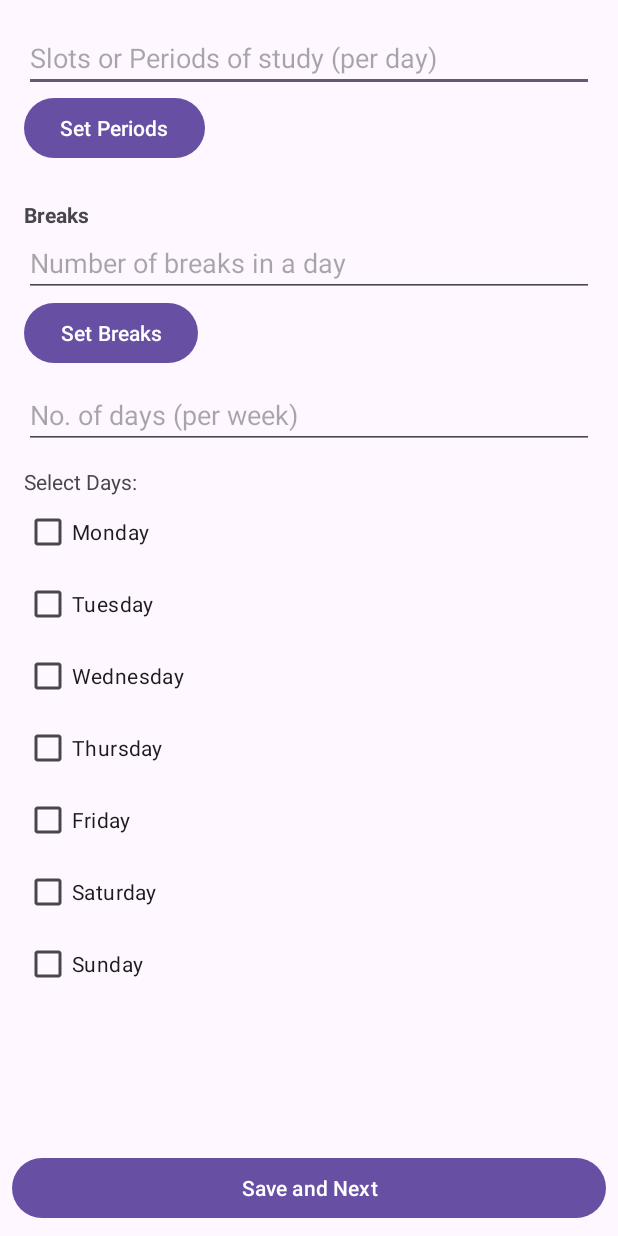
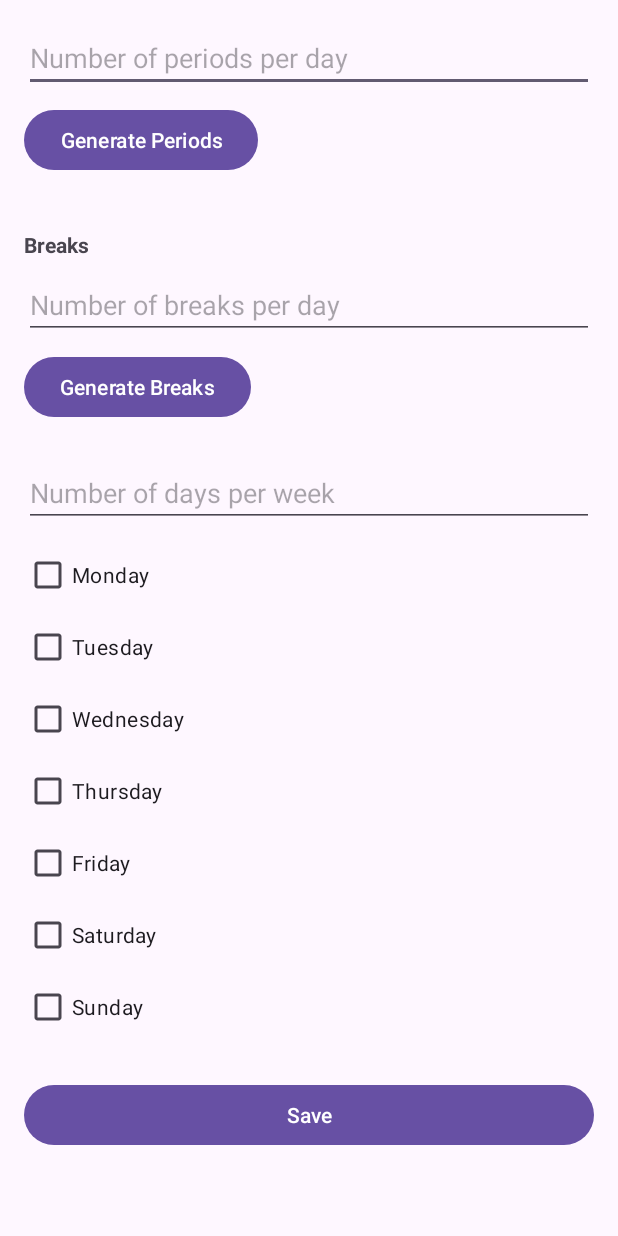
Before and after one commit to balugavade/Timetable_Scheduler1, an Android app: the DaysPeriodsActivity screen opened directly, with no data from a screen before it, on a phone screen of 412 x 824 dp. Run offline under Robolectric (Android 15) with nearby library versions, the phone set to English and light mode, and no system bars.

```diff
--- a/app/src/main/res/layout/activity_days_periods.xml
+++ b/app/src/main/res/layout/activity_days_periods.xml
@@ -1,64 +1,57 @@
 <?xml version="1.0" encoding="utf-8"?>
-<RelativeLayout xmlns:android="http://schemas.android.com/apk/res/android"
+<ScrollView xmlns:android="http://schemas.android.com/apk/res/android"
     android:layout_width="match_parent"
     android:layout_height="match_parent">
 
-    <!-- Scrollable content -->
-    <ScrollView
-        android:id="@+id/scrollView"
-        android:layout_width="match_parent"
-        android:layout_height="match_parent"
-        android:layout_above="@+id/btnSaveTimetable"
-        android:fillViewport="true">
-
     <LinearLayout
-            android:id="@+id/contentLayout"
         android:layout_width="match_parent"
         android:layout_height="wrap_content"
         android:orientation="vertical"
         android:padding="16dp">
 
-            <!-- Periods -->
         <EditText
             android:id="@+id/etPeriodsPerDay"
             android:layout_width="match_parent"
             android:layout_height="wrap_content"
-                android:hint="Slots or Periods of study (per day)"
-                android:inputType="number" />
+            android:hint="Number of periods per day"
+            android:inputType="number"/>
 
         <Button
             android:id="@+id/btnGenerateRows"
             android:layout_width="wrap_content"
             android:layout_height="wrap_content"
-                android:text="Set Periods" />
+            android:text="Generate Periods"
+            android:layout_marginTop="8dp"/>
 
         <LinearLayout
             android:id="@+id/layoutPeriodsContainer"
             android:layout_width="match_parent"
             android:layout_height="wrap_content"
             android:orientation="vertical"
-                android:layout_marginTop="8dp" />
+            android:layout_marginTop="16dp"/>
 
-            <!-- Breaks -->
+        <!-- Breaks Section -->
         <TextView
             android:layout_width="wrap_content"
             android:layout_height="wrap_content"
             android:text="Breaks"
             android:textStyle="bold"
-                android:layout_marginTop="16dp" />
+            android:layout_marginTop="20dp"/>
 
         <EditText
             android:id="@+id/etNumBreaks"
             android:layout_width="match_parent"
             android:layout_height="wrap_content"
-                android:hint="Number of breaks in a day"
-                android:inputType="number" />
+            android:hint="Number of breaks per day"
+            android:inputType="number"
+            android:layout_marginTop="8dp"/>
 
         <Button
             android:id="@+id/btnGenerateBreakRows"
             android:layout_width="wrap_content"
             android:layout_height="wrap_content"
-                android:text="Set Breaks" />
+            android:text="Generate Breaks"
+            android:layout_marginTop="8dp"/>
 
         <LinearLayout
             android:id="@+id/layoutBreaksContainer"
@@ -67,66 +60,64 @@
             android:orientation="vertical"
             android:layout_marginTop="8dp"/>
 
-            <!-- Days per week -->
+        <!-- Days Section -->
         <EditText
             android:id="@+id/etDaysPerWeek"
             android:layout_width="match_parent"
             android:layout_height="wrap_content"
-                android:hint="No. of days (per week)"
-                android:inputType="number" />
+            android:hint="Number of days per week"
+            android:inputType="number"
+            android:layout_marginTop="16dp"/>
 
-            <TextView
-                android:layout_width="wrap_content"
+        <LinearLayout
+            android:id="@+id/layoutDaysContainer"
+            android:layout_width="match_parent"
             android:layout_height="wrap_content"
-                android:text="Select Days:"
-                android:layout_marginTop="12dp" />
+            android:orientation="vertical"
+            android:layout_marginTop="8dp">
 
             <CheckBox
                 android:id="@+id/cbMonday"
                 android:layout_width="wrap_content"
                 android:layout_height="wrap_content"
-                android:text="Monday" />
+                android:text="Monday"/>
             <CheckBox
                 android:id="@+id/cbTuesday"
                 android:layout_width="wrap_content"
                 android:layout_height="wrap_content"
-                android:text="Tuesday" />
+                android:text="Tuesday"/>
             <CheckBox
                 android:id="@+id/cbWednesday"
                 android:layout_width="wrap_content"
                 android:layout_height="wrap_content"
-                android:text="Wednesday" />
+                android:text="Wednesday"/>
             <CheckBox
                 android:id="@+id/cbThursday"
                 android:layout_width="wrap_content"
                 android:layout_height="wrap_content"
-                android:text="Thursday" />
+                android:text="Thursday"/>
             <CheckBox
                 android:id="@+id/cbFriday"
                 android:layout_width="wrap_content"
                 android:layout_height="wrap_content"
-                android:text="Friday" />
+                android:text="Friday"/>
             <CheckBox
                 android:id="@+id/cbSaturday"
                 android:layout_width="wrap_content"
                 android:layout_height="wrap_content"
-                android:text="Saturday" />
+                android:text="Saturday"/>
             <CheckBox
                 android:id="@+id/cbSunday"
                 android:layout_width="wrap_content"
                 android:layout_height="wrap_content"
-                android:text="Sunday" />
+                android:text="Sunday"/>
+        </LinearLayout>
 
+        <Button
+            android:id="@+id/btnSave"
+            android:layout_width="match_parent"
+            android:layout_height="wrap_content"
+            android:text="Save"
+            android:layout_marginTop="24dp"/>
     </LinearLayout>
 </ScrollView>
-
-    <!-- Fixed button at the bottom -->
-    <Button
-        android:id="@+id/btnSaveTimetable"
-        android:layout_width="match_parent"
-        android:layout_height="wrap_content"
-        android:text="Save and Next"
-        android:layout_alignParentBottom="true"
-        android:layout_margin="8dp" />
-
-</RelativeLayout>
```
Also changed, not shown: app/src/main/java/com/example/timetablescheduler/DaysPeriodsActivity.java (+193 -113 lines). Lines whose indentation alone changed are shown as unchanged.
